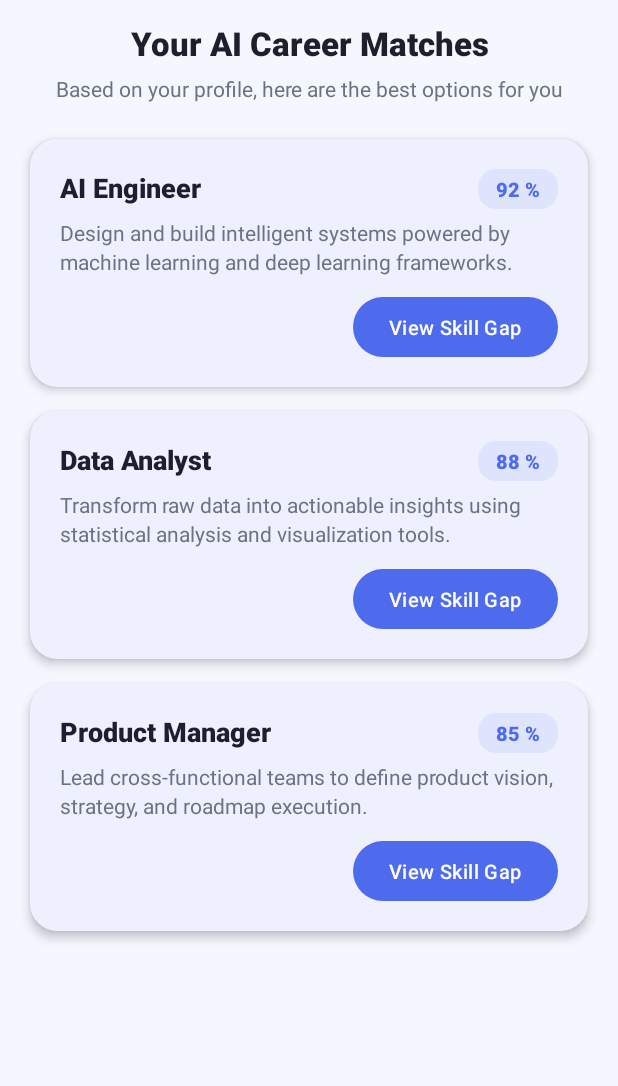
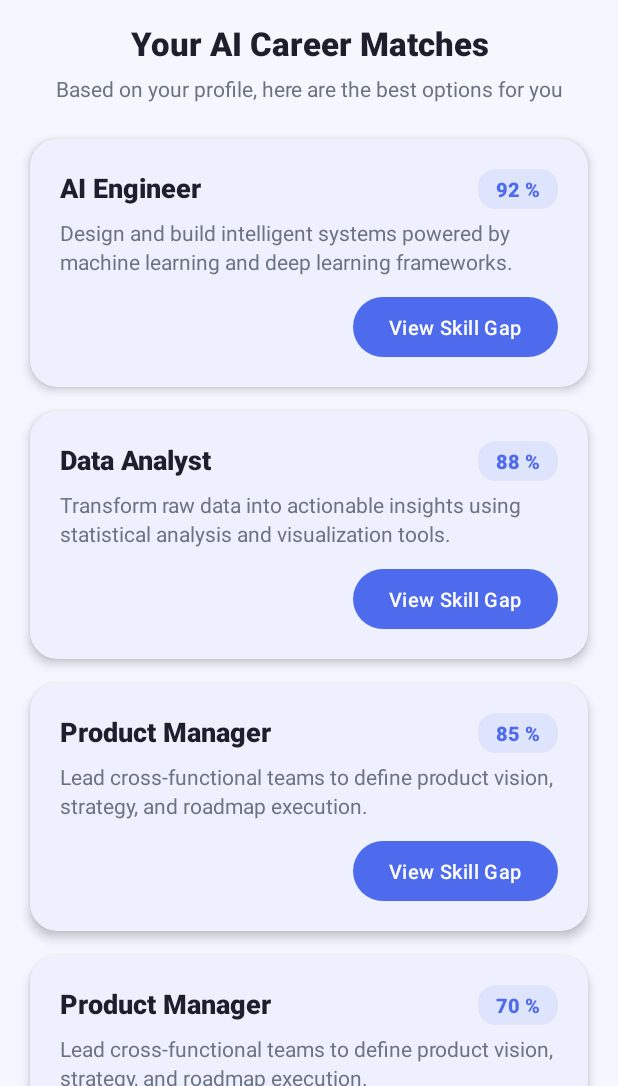
Before and after one commit to NostalgiaSk/SmartCareer-AI-Career-Path-Predictor, an Android app built with Jetpack Compose: the CareerSuggestionsActivity screen opened directly, with no data from a screen before it, on a phone screen of 412 x 824 dp, the part 150-1236 px from its top. Run offline under Robolectric (Android 15) with nearby library versions, the phone set to English and light mode, and no system bars.

Commit message:
Refactor Project Structure into Clean Package Architecture

```diff
--- a/app/src/main/java/com/hanin/smartcareer/CareerProfileActivity.java
+++ b/app/src/main/java/com/hanin/smartcareer/activities/CareerProfileActivity.java
@@ -1,4 +1,4 @@
-package com.hanin.smartcareer;
+package com.hanin.smartcareer.activities;
 
 
 import android.content.Intent;
@@ -10,6 +10,7 @@ import androidx.appcompat.app.AppCompatActivity;
 
 import com.google.android.material.textfield.TextInputEditText;
 import com.google.android.material.textfield.TextInputLayout;
+import com.hanin.smartcareer.R;
 
 
 public class CareerProfileActivity extends AppCompatActivity {
--- a/app/src/main/java/com/hanin/smartcareer/CareerSuggestionsActivity.java
+++ b/app/src/main/java/com/hanin/smartcareer/activities/CareerSuggestionsActivity.java
@@ -1,10 +1,14 @@
-package com.hanin.smartcareer;
+package com.hanin.smartcareer.activities;
 
 import android.os.Bundle;
 
 import androidx.appcompat.app.AppCompatActivity;
 import androidx.recyclerview.widget.LinearLayoutManager;
 import androidx.recyclerview.widget.RecyclerView;
+
+import com.hanin.smartcareer.R;
+import com.hanin.smartcareer.adapters.CareerAdapter;
+import com.hanin.smartcareer.models.Career;
 
 import java.util.ArrayList;
 import java.util.Arrays;
@@ -77,6 +81,20 @@ public class CareerSuggestionsActivity extends AppCompatActivity {
                 new ArrayList<>(Arrays.asList("Agile / Scrum", "User Research", "A/B Testing")),
                 new ArrayList<>(Arrays.asList("Certified Scrum Product Owner", "PMI-ACP"))
         ));
+        careerList.add(new Career(
+                "Product Manager",
+                70,
+                "Lead cross-functional teams to define product vision, strategy, and roadmap execution.",
+                new ArrayList<>(Arrays.asList("Agile / Scrum", "User Research", "A/B Testing")),
+                new ArrayList<>(Arrays.asList("Certified Scrum Product Owner", "PMI-ACP"))
+        ));
+        careerList.add(new Career(
+                "Khadhar",
+                60,
+                "Lead cross-functional teams to define product vision, strategy, and roadmap execution.",
+                new ArrayList<>(Arrays.asList("Agile / Scrum", "User Research", "A/B Testing")),
+                new ArrayList<>(Arrays.asList("Certified Scrum Product Owner", "PMI-ACP"))
+        ));
     }
 
     // ── Firestore Integration (placeholder) ─────────────────────────
--- a/app/src/main/java/com/hanin/smartcareer/LoginActivity.java
+++ b/app/src/main/java/com/hanin/smartcareer/activities/LoginActivity.java
@@ -1,4 +1,4 @@
-package com.hanin.smartcareer;
+package com.hanin.smartcareer.activities;
 
 import android.content.Intent;
 import android.os.Bundle;
@@ -18,6 +18,7 @@ import androidx.appcompat.app.AppCompatActivity;
 
 import com.google.android.material.textfield.TextInputEditText;
 import com.google.android.material.textfield.TextInputLayout;
+import com.hanin.smartcareer.R;
 
 
 public class LoginActivity extends AppCompatActivity {
--- a/app/src/main/java/com/hanin/smartcareer/RegisterActivity.java
+++ b/app/src/main/java/com/hanin/smartcareer/activities/RegisterActivity.java
@@ -1,4 +1,4 @@
-package com.hanin.smartcareer;
+package com.hanin.smartcareer.activities;
 
 import android.content.Intent;
 import android.os.Bundle;
@@ -18,6 +18,7 @@ import androidx.appcompat.app.AppCompatActivity;
 
 import com.google.android.material.textfield.TextInputEditText;
 import com.google.android.material.textfield.TextInputLayout;
+import com.hanin.smartcareer.R;
 
 
 public class RegisterActivity extends AppCompatActivity {
--- a/app/src/main/java/com/hanin/smartcareer/SkillGapActivity.java
+++ b/app/src/main/java/com/hanin/smartcareer/activities/SkillGapActivity.java
@@ -1,8 +1,10 @@
-package com.hanin.smartcareer;
+package com.hanin.smartcareer.activities;
 
 import android.os.Bundle;
 
 import androidx.appcompat.app.AppCompatActivity;
+
+import com.hanin.smartcareer.models.Career;
 
 /**
  * Stub activity for the Skill Gap detail screen.
--- a/app/src/main/java/com/hanin/smartcareer/Career.java
+++ b/app/src/main/java/com/hanin/smartcareer/models/Career.java
@@ -1,8 +1,12 @@
-package com.hanin.smartcareer;
+package com.hanin.smartcareer.models;
 
 import java.io.Serializable;
 import java.util.ArrayList;
 
+/**
+ * Data model representing a single AI-generated career suggestion.
+ * Implements Serializable so it can be passed between activities via Intent extras.
+ */
 public class Career implements Serializable {
 
     private String careerName;
```
Also changed, not shown: app/src/main/AndroidManifest.xml (+5 -5 lines), app/src/main/java/com/hanin/smartcareer/adapters/CareerAdapter.java (renamed from app/src/main/java/com/hanin/smartcareer/CareerAdapter.java, +13 -1 lines), app/src/main/java/com/hanin/smartcareer/firebase/FirebaseHelper.java (added, +33 -0 lines), app/src/main/java/com/hanin/smartcareer/interfaces/OnCareerClickListener.java (added, +25 -0 lines), app/src/main/java/com/hanin/smartcareer/utils/ValidationUtils.java (added, +41 -0 lines).
